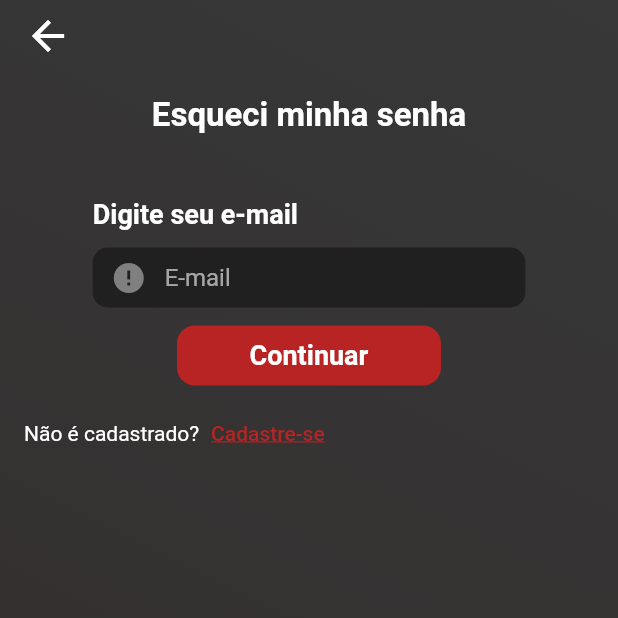
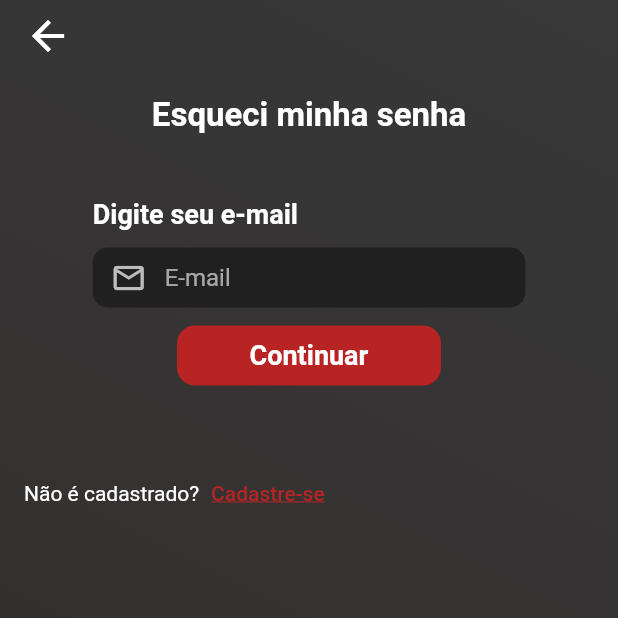
Before and after one commit to VgsStudio/CaronApp_front, a Flutter app: the ResetSenhaPage screen opened directly, on a phone screen of 412 x 824 dp, the top half of it. Run offline on Flutter 3.47's test engine with Material 2 defaults, Android fonts, the phone set to English and light mode, and no system bars; our stand-ins replace flutter_spinkit, flutter_svg, google_fonts, google_maps_flutter, mask_text_input_formatter; missing offline and left inert: flutter_polyline_points, multiavatar.

Commit message:
Validação e formatação completa e reduzida para apenas um widget, indexIcon do TextField da tela Esqueci Minha Senha adicionado e espaços arrumados

```diff
--- a/lib/pages/login/cadastro/widgets/cadastro_textfield_widget.dart
+++ b/lib/pages/login/cadastro/widgets/cadastro_textfield_widget.dart
@@ -55,7 +55,7 @@ class CadastroTextFieldWidget extends StatelessWidget {
                     if (isEnabled) {
                       if ((value == null || value.isEmpty)) {
                         return 'Campo vazio';
-                      } else if (value.length != 11) {
+                      } else if (value.length != 10) {
                         return 'RA Inválido';
                       }
                       return null;
@@ -75,6 +75,22 @@ class CadastroTextFieldWidget extends StatelessWidget {
                         }
                       }
                     : null;
+    var nullMask = MaskTextInputFormatter(
+        mask:
+            '######################################################################################################################################################',
+        filter: {"#": RegExp('.*')},
+        type: MaskAutoCompletionType.lazy);
+    var maskFormatter = tipoCampoTextoEnum == TipoCampoTextoEnum.RA
+        ? MaskTextInputFormatter(
+            mask: '##.#####-#',
+            filter: {"#": RegExp(r'[0-9]')},
+            type: MaskAutoCompletionType.lazy)
+        : tipoCampoTextoEnum == TipoCampoTextoEnum.TELEFONE
+            ? MaskTextInputFormatter(
+                mask: '+55 (##) #####-####',
+                filter: {"#": RegExp(r'[0-9]')},
+                type: MaskAutoCompletionType.lazy)
+            : nullMask;
     var tamanhoTela = MediaQuery.of(context).size;
     return Container(
       margin: EdgeInsets.symmetric(vertical: margin),
@@ -85,6 +101,7 @@ class CadastroTextFieldWidget extends StatelessWidget {
             width: tamanhoTela.width * widthMult,
             height: 40,
             child: TextFormField(
+              inputFormatters: [maskFormatter],
               validator: validator,
               maxLength: maxLength,
               enabled: isEnabled,
--- a/lib/pages/login/cadastro/widgets/definir_tipo_textfield_enum.dart
+++ b/lib/pages/login/cadastro/widgets/definir_tipo_textfield_enum.dart
@@ -1 +1 @@
-enum TipoCampoTextoEnum { TEXTO, RA, EMAIL, SENHA }
+enum TipoCampoTextoEnum { TEXTO, RA, EMAIL, SENHA, TELEFONE }
--- a/lib/pages/login/resetsenha/resetsenha_page.dart
+++ b/lib/pages/login/resetsenha/resetsenha_page.dart
@@ -1,6 +1,7 @@
 import 'package:caronapp_front/pages/login/cadastro/cadastro_page.dart';
 import 'package:caronapp_front/pages/login/cadastro/widgets/cadastro_textfield_widget.dart';
 import 'package:caronapp_front/pages/login/login/login_page.dart';
+import 'package:caronapp_front/pages/login/widgets/bottom_logos_widget.dart';
 import 'package:caronapp_front/shared/themes/app_colors.dart';
 import 'package:caronapp_front/shared/widgets/botaoVermelho_widget.dart';
 import 'package:flutter/material.dart';
@@ -70,7 +71,7 @@ class ResetSenhaPage extends StatelessWidget {
               crossAxisAlignment: CrossAxisAlignment.center,
               children: [
                 const SizedBox(height: 64),
-                Text(
+                const Text(
                   "Esqueci minha senha",
                   style: TextStyle(fontSize: 22, fontWeight: FontWeight.bold),
                 ),
@@ -80,16 +81,23 @@ class ResetSenhaPage extends StatelessWidget {
                 Column(
                   mainAxisAlignment: MainAxisAlignment.start,
                   crossAxisAlignment: CrossAxisAlignment.start,
-                  children: [
+                  children: const [
                     Text("Digite seu e-mail",
                         style: TextStyle(
                           fontSize: 18,
                           fontWeight: FontWeight.bold,
                         )),
-                    CadastroTextFieldWidget(valor: "E-mail", widthMult: 0.7)
+                    CadastroTextFieldWidget(
+                      valor: "E-mail",
+                      widthMult: 0.7,
+                      prefixIcon: Icon(Icons.email_outlined),
+                    )
                   ],
                 ),
-                BotaoVermelhoWidget(child: "Continuar"),
+                const BotaoVermelhoWidget(child: "Continuar"),
+                SizedBox(
+                  height: 40,
+                ),
                 Padding(
                   padding: const EdgeInsets.symmetric(vertical: 8.0),
                   child: Row(
@@ -108,7 +116,11 @@ class ResetSenhaPage extends StatelessWidget {
                                   decoration: TextDecoration.underline),
                             ))
                       ]),
-                )
+                ),
+                SizedBox(
+                  height: 445,
+                ),
+                BottomLogosWidget()
               ],
             ),
           ),
--- /dev/null
+++ b/lib/pages/login/widgets/bottom_logos_widget.dart
@@ -0,0 +1,33 @@
+import 'package:caronapp_front/shared/logo/app_logos.dart';
+import 'package:flutter/material.dart';
+import 'package:flutter/src/foundation/key.dart';
+import 'package:flutter/src/widgets/framework.dart';
+
+class BottomLogosWidget extends StatelessWidget {
+  const BottomLogosWidget({Key? key}) : super(key: key);
+
+  @override
+  Widget build(BuildContext context) {
+    var tamanhoTela = MediaQuery.of(context).size;
+    return Row(
+      mainAxisAlignment: MainAxisAlignment.center,
+      children: [
+        Image.asset(
+          AppLogo.imtQuadrado,
+          filterQuality: FilterQuality.high,
+          width: 96,
+          height: 96,
+        ),
+        SizedBox(
+          width: tamanhoTela.width * 0.1,
+        ),
+        Image.asset(
+          AppLogo.dev,
+          filterQuality: FilterQuality.high,
+          width: 116,
+          height: 116,
+        ),
+      ],
+    );
+  }
+}
```
Also changed, not shown: lib/pages/login/cadastro/cadastro_page.dart (+8 -26 lines), lib/pages/login/cadastro/widgets/ra_textfield_widget.dart (deleted, +0 -69 lines), lib/pages/login/cadastro/widgets/telefone_textfield_widget.dart (deleted, +0 -69 lines).
